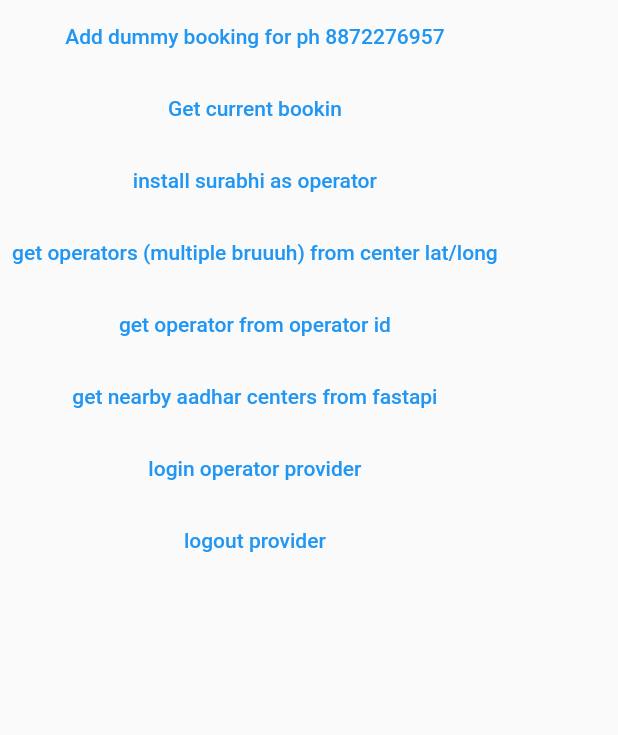
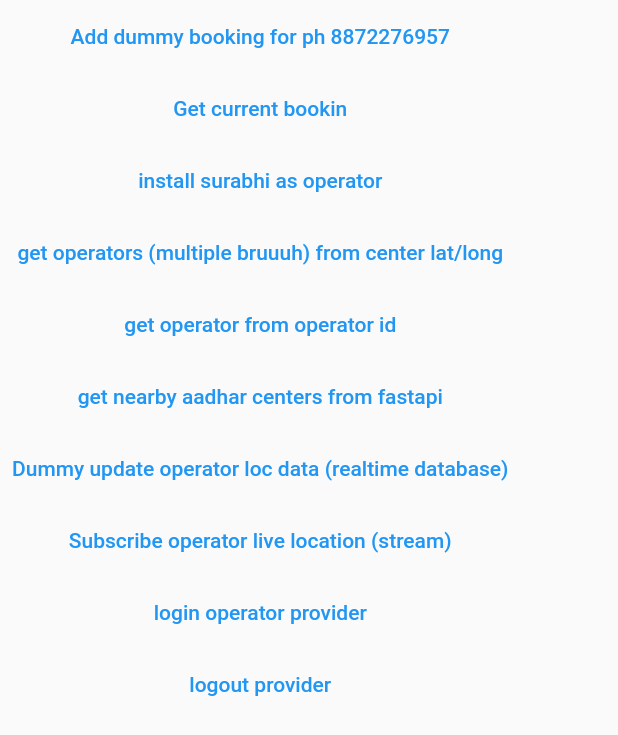
Before and after one commit to wersharks/mera_aadhar, a Flutter app: the TestFirescreen screen opened directly, on a phone screen of 412 x 824 dp. Shown: the top 735 px of the screen. Run offline on Flutter 3.47's test engine with Material 2 defaults, Android fonts, the phone set to English and light mode, and no system bars; our stand-ins replace cloud_firestore, firebase_auth, firebase_core, firebase_database, firebase_messaging, flutter_map and 7 more; missing offline and left inert: flutter_map_marker_popup, otp_autofill; accounts and stored records are empty.

Commit message:
Stream subscribe operator location/update

```diff
--- a/lib/fixtures/booking_fixture.dart
+++ b/lib/fixtures/booking_fixture.dart
@@ -3,7 +3,7 @@ import 'dart:convert';
 
 class BookingFixture {
     static Booking dummyBooking(){
-        Map<String, dynamic> data = jsonDecode('{"bookingId":42,"operatorId":22451,"bookingType":0,"phoneNo":"+918872276957","bookingLocation":{"lat":23.25564,"lon":21.22134},"userdata":{"phoneNo":"8872276957","type":0,"locationText":"Hostel O, Tiet"},"paydata":{"type":"CASH","receipt":null,"status":"Success"},"bookingStatus":"Completed","timestamp":1660465314}');
+        Map<String, dynamic> data = jsonDecode('{"bookingId":42,"operatorId":22451,"bookingType":0,"phoneNo":"+918872276957","bookingLocation":{"lat":23.25564,"lon":21.22134},"userdata":{"phoneNo":"+918872276957","type":0,"locationText":"Hostel O, Tiet"},"confirmOtp":4547,"paydata":{"type":"CASH","receipt":null,"status":"Success"},"bookingStatus":"Completed","timestamp":1660465314}');
         final Booking bookin = Booking.fromJson(data);
         return bookin;
     }
--- a/lib/fixtures/operator_fixture.dart
+++ b/lib/fixtures/operator_fixture.dart
@@ -1,11 +1,17 @@
 import 'package:mera_aadhar/models/operator_model.dart';
+import 'package:mera_aadhar/models/operator_data_model.dart';
 import 'dart:convert';
 
 class OperatorFixture {
     static Operator dummySurabhi(){
-        Map<String, dynamic> data = jsonDecode('{"operatorId":"42254","centerLocation":"31.66525645-23.2554126","name":"Surabhi Misra","picture":"","age":18,"gender":"Female","phoneNo":"+91123456789","email":"surabhi@gmail.com","ratings":"4.5","reviews":["Good work","She is very hardworking operator","quickly resolved my services"],"isOperatorActive":true,"timestamp":1660465314}');
+        Map<String, dynamic> data = jsonDecode('{"operatorId":"abcdefgh","centerLocation":"31.66525645-23.2554126","name":"Surabhi Misra","picture":"","age":18,"gender":"Female","phoneNo":"+91123456789","email":"surabhi@gmail.com","ratings":"4.5","reviews":["Good work","She is very hardworking operator","quickly resolved my services"],"isOperatorActive":true,"timestamp":1660465314}');
         final Operator surabhi = Operator.fromJson(data);
         return surabhi;
     }
 
+    static OperatorData dummyOperatorData(){
+        Map<String, dynamic> data = jsonDecode('{"operatorId":"abcdefgh","loc":{"lat":23.25564,"lon":25.21123},"nextServingId":2524,"timestamp":1660465314}');
+        final OperatorData surabhiData = OperatorData.fromJson(data);
+        return surabhiData;
+    }
 }
--- a/lib/models/booking_model.dart
+++ b/lib/models/booking_model.dart
@@ -5,6 +5,7 @@ class Booking {
   String? phoneNo;
   BookingLocation? bookingLocation;
   Userdata? userdata;
+  int? confirmOtp;
   Paydata? paydata;
   String? bookingStatus;
   int? timestamp;
@@ -16,6 +17,7 @@ class Booking {
       this.phoneNo,
       this.bookingLocation,
       this.userdata,
+      this.confirmOtp,
       this.paydata,
       this.bookingStatus,
       this.timestamp});
@@ -31,6 +33,7 @@ class Booking {
     userdata = json['userdata'] != null
         ? new Userdata.fromJson(json['userdata'])
         : null;
+    confirmOtp = json['confirmOtp'];
     paydata =
         json['paydata'] != null ? new Paydata.fromJson(json['paydata']) : null;
     bookingStatus = json['bookingStatus'];
@@ -49,6 +52,7 @@ class Booking {
     if (this.userdata != null) {
       data['userdata'] = this.userdata!.toJson();
     }
+    data['confirmOtp'] = this.confirmOtp;
     if (this.paydata != null) {
       data['paydata'] = this.paydata!.toJson();
     }
--- /dev/null
+++ b/lib/models/operator_data_model.dart
@@ -0,0 +1,45 @@
+class OperatorData {
+  String? operatorId;
+  Loc? loc;
+  int? nextServingId;
+  int? timestamp;
+
+  OperatorData({this.operatorId, this.loc, this.nextServingId, this.timestamp});
+
+  OperatorData.fromJson(Map<String, dynamic> json) {
+    operatorId = json['operatorId'];
+    loc = json['loc'] != null ? new Loc.fromJson(json['loc']) : null;
+    nextServingId = json['nextServingId'];
+    timestamp = json['timestamp'];
+  }
+
+  Map<String, dynamic> toJson() {
+    final Map<String, dynamic> data = new Map<String, dynamic>();
+    data['operatorId'] = this.operatorId;
+    if (this.loc != null) {
+      data['loc'] = this.loc!.toJson();
+    }
+    data['nextServingId'] = this.nextServingId;
+    data['timestamp'] = this.timestamp;
+    return data;
+  }
+}
+
+class Loc {
+  double? lat;
+  double? lon;
+
+  Loc({this.lat, this.lon});
+
+  Loc.fromJson(Map<String, dynamic> json) {
+    lat = json['lat'];
+    lon = json['lon'];
+  }
+
+  Map<String, dynamic> toJson() {
+    final Map<String, dynamic> data = new Map<String, dynamic>();
+    data['lat'] = this.lat;
+    data['lon'] = this.lon;
+    return data;
+  }
+}
--- a/lib/testscreens/testfirebase.dart
+++ b/lib/testscreens/testfirebase.dart
@@ -22,6 +22,8 @@ import 'package:mera_aadhar/api/map_api.dart';
 
 import 'package:flutter/foundation.dart';
 import 'package:mera_aadhar/services/auth/operator_signin.dart';
+import 'dart:async';
+import 'package:mera_aadhar/models/operator_data_model.dart';
 
 class TestFirescreen extends StatelessWidget {
   const TestFirescreen({Key? key}) : super(key: key);
@@ -77,7 +79,7 @@ class TestFirescreen extends StatelessWidget {
           TextButton(
             child: Text("get operator from operator id"),
             onPressed: () {
-                String surabhiId = "42254"; // DEBUG SURABHI ID IS THISSSS LETS MAKE HER WORK HARD AS OPERATOR
+                String surabhiId = "abcdefgh"; // DEBUG SURABHI ID IS THISSSS LETS MAKE HER WORK HARD AS OPERATOR
 
                 OperatorDB odb = new OperatorDB();
                 odb.getOperatorById(surabhiId).then((value){
@@ -95,6 +97,34 @@ class TestFirescreen extends StatelessWidget {
               int rad = 10;
               fetchMapdata(lat, lon, rad).then((val){
                 print(val.toJson());
+              });
+            },
+          ),
+          TextButton(
+            child: Text("Dummy update operator loc data (realtime database)"),
+            onPressed: () {
+                String surabhiId = "abcdefgh";
+                OperatorData odata = OperatorFixture.dummyOperatorData();
+                odata.timestamp = DateTime.now().millisecondsSinceEpoch;
+                OperatorDB odp = new OperatorDB();
+                odp.setOperatorData(surabhiId, odata);
+            },
+          ),
+
+          TextButton(
+            child: Text("Subscribe operator live location (stream)"),
+            onPressed: () {
+              String surabhiId = "abcdefgh";
+              OperatorDB odp = new OperatorDB();
+              Stream<OperatorData> stream = odp.getOperatorLiveLocationById(surabhiId);
+              StreamSubscription<OperatorData> subscriber = stream.listen((OperatorData data) {
+                  print(data.toJson());
+              },
+              onError: (error) {
+                  print(error);
+              },
+              onDone: () {
+                  print('Stream closed!');
               });
             },
           ),
```
Also changed, not shown: lib/firebase/operator_db.dart (+24 -0 lines), 1 other file.
